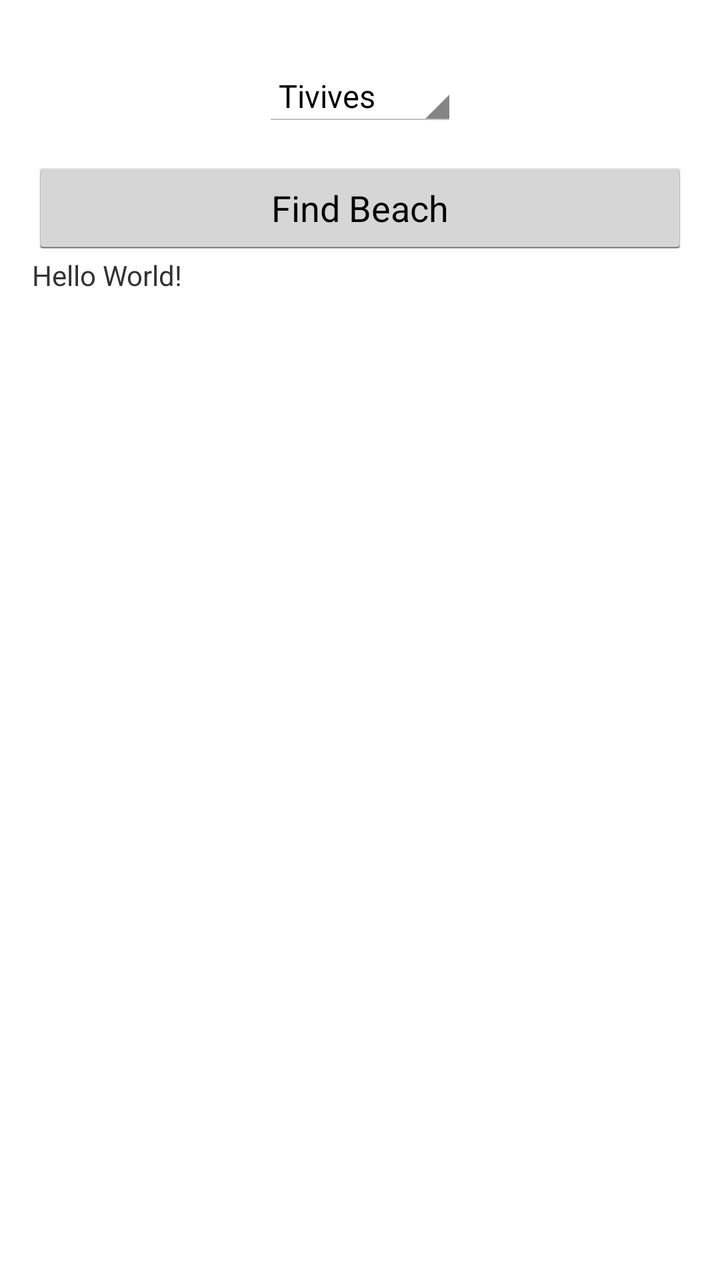
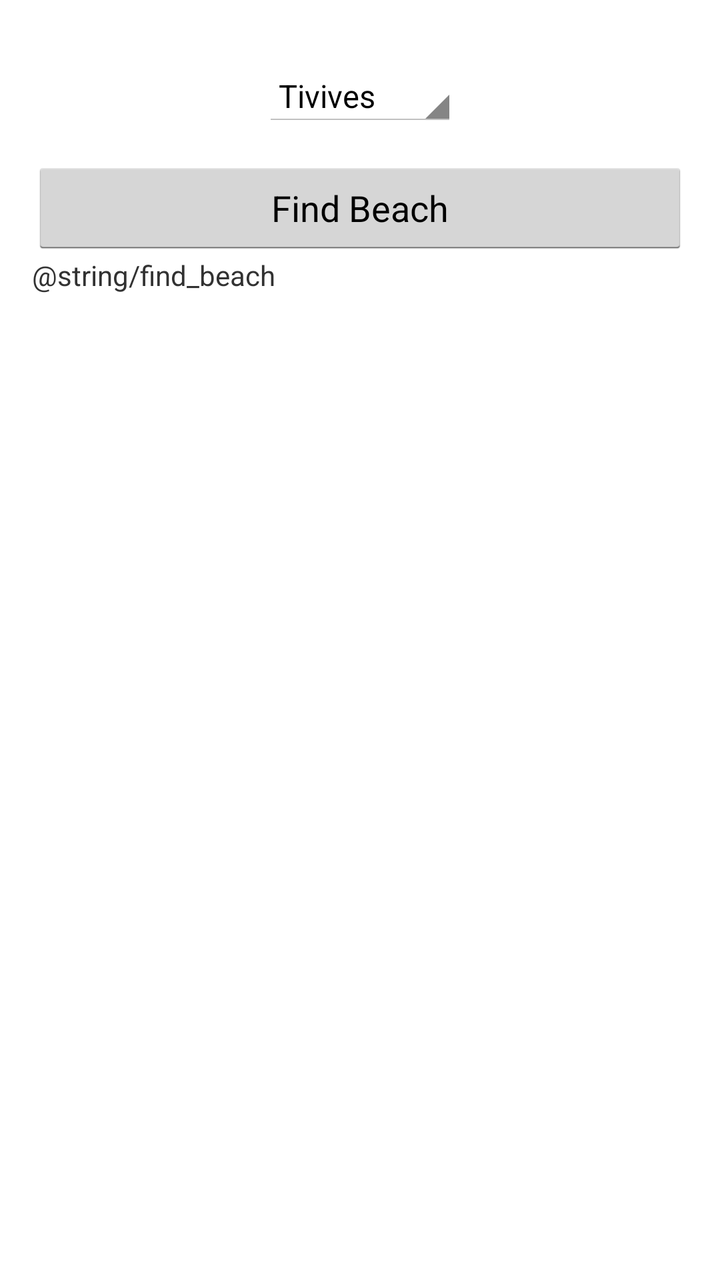

An Android layout rendered at two revisions. The XML below is the earlier revision; the diff shows what the commit changed to produce the second picture.
<!-- AndroidManifest.xml: application theme AppTheme -->
<!-- res/layout/activity_find_beach.xml -->
<?xml version="1.0" encoding="utf-8"?>
<LinearLayout xmlns:android="http://schemas.android.com/apk/res/android"
    xmlns:app="http://schemas.android.com/apk/res-auto"
    xmlns:tools="http://schemas.android.com/tools"
    android:layout_width="match_parent"
    android:layout_height="match_parent"
    android:padding="16dp"
    android:orientation="vertical"
    tools:context="com.emptyart.tiviveskitesurf.FindBeachActivity">
    <Spinner
        android:id="@+id/beach"
        android:layout_width="wrap_content"
        android:layout_height="wrap_content"
        android:layout_marginTop="40dp"
        android:layout_gravity="center"
        android:layout_margin="16dp"
        android:entries="@array/beach_names"/>
    <Button
        android:id="@+id/button"
        android:layout_width="match_parent"
        android:layout_height="wrap_content"
        android:text="@string/find_beach_btn"/>
    <TextView
        android:id="@+id/textView"
        android:layout_width="wrap_content"
        android:layout_height="wrap_content"
        android:text="Hello World!" />

</LinearLayout>
<!-- resources referenced by this layout -->
<resources>
  <string-array name="beach_names">
          <item>Tivives</item>
          <item>Barranca</item>
          <item>Caldera</item>
          <item>Puntarenas</item>
      </string-array>
  <string name="find_beach_btn">Find Beach</string>
  <style name="AppTheme" parent="android:Theme.Holo.Light.DarkActionBar">
          
      </style>
</resources>

<!-- the commit's change to res/layout/activity_find_beach.xml (unified diff, before → after) -->
@@ -19,11 +19,12 @@
         android:id="@+id/button"
         android:layout_width="match_parent"
         android:layout_height="wrap_content"
-        android:text="@string/find_beach_btn"/>
+        android:text="@string/find_beach_btn"
+        android:onClick="onClickFindBeach"/>
     <TextView
         android:id="@+id/textView"
         android:layout_width="wrap_content"
         android:layout_height="wrap_content"
-        android:text="Hello World!" />
+        android:text="@string/find_beach" />
 
 </LinearLayout>
